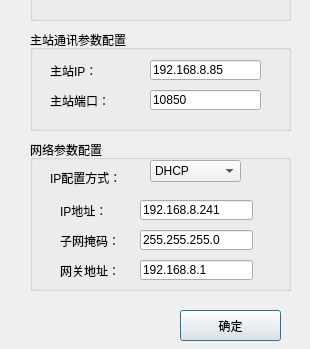
Old version of the form paramset_internet.ui in the repository CLP0037/UtilizationDevTesting; both pictures show x 0 to 310 and y 190 to 539 of the 310 by 539 pixel window.
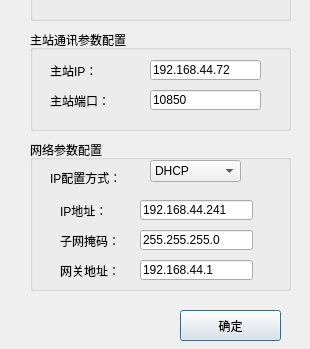
New version of the form. Icons and pictures are not drawn.

The edit to the form file:
```diff
--- a/paramset_internet.ui
+++ b/paramset_internet.ui
@@ -259,7 +259,7 @@
      </rect>
     </property>
     <property name="text">
-     <string>192.168.8.1</string>
+     <string>192.168.44.1</string>
     </property>
    </widget>
    <widget class="QLabel" name="label_11">
@@ -285,7 +285,7 @@
      </rect>
     </property>
     <property name="text">
-     <string>192.168.8.241</string>
+     <string>192.168.44.241</string>
     </property>
    </widget>
    <widget class="QLabel" name="label_12">
@@ -375,7 +375,7 @@
      </rect>
     </property>
     <property name="text">
-     <string>192.168.8.85</string>
+     <string>192.168.44.72</string>
     </property>
    </widget>
    <widget class="QLineEdit" name="lineEdit_sPort_server">
```
